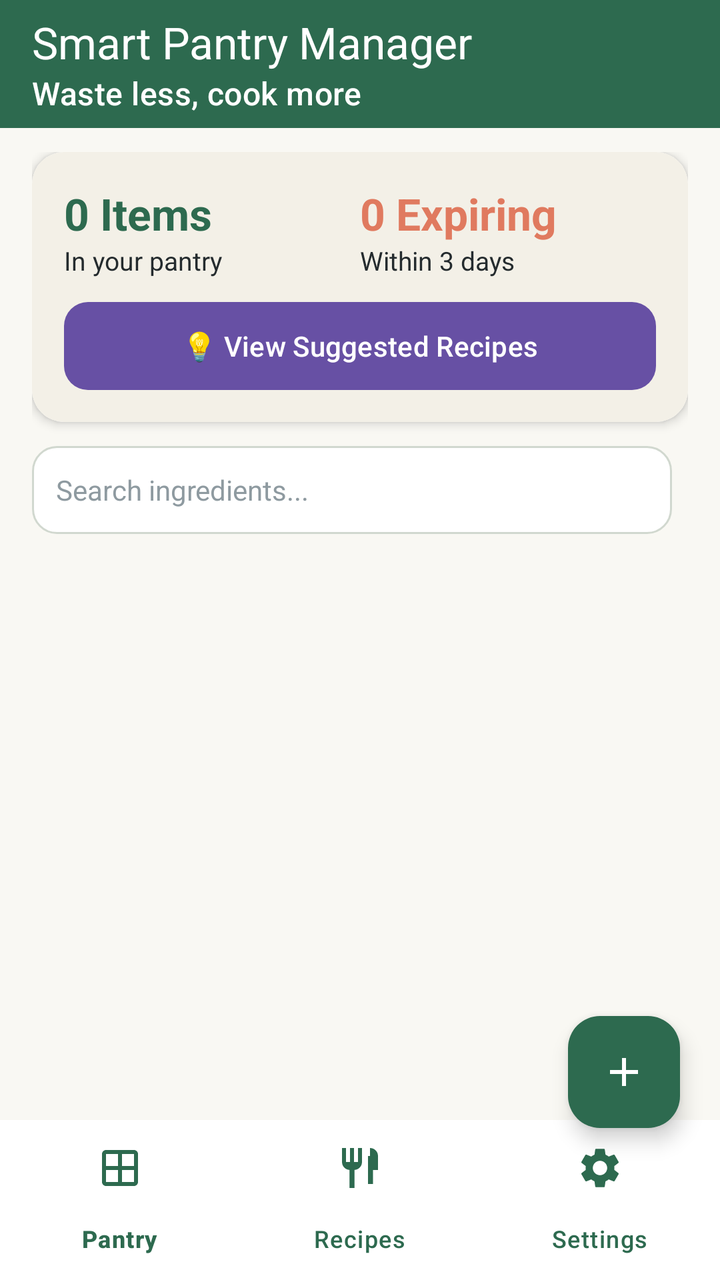
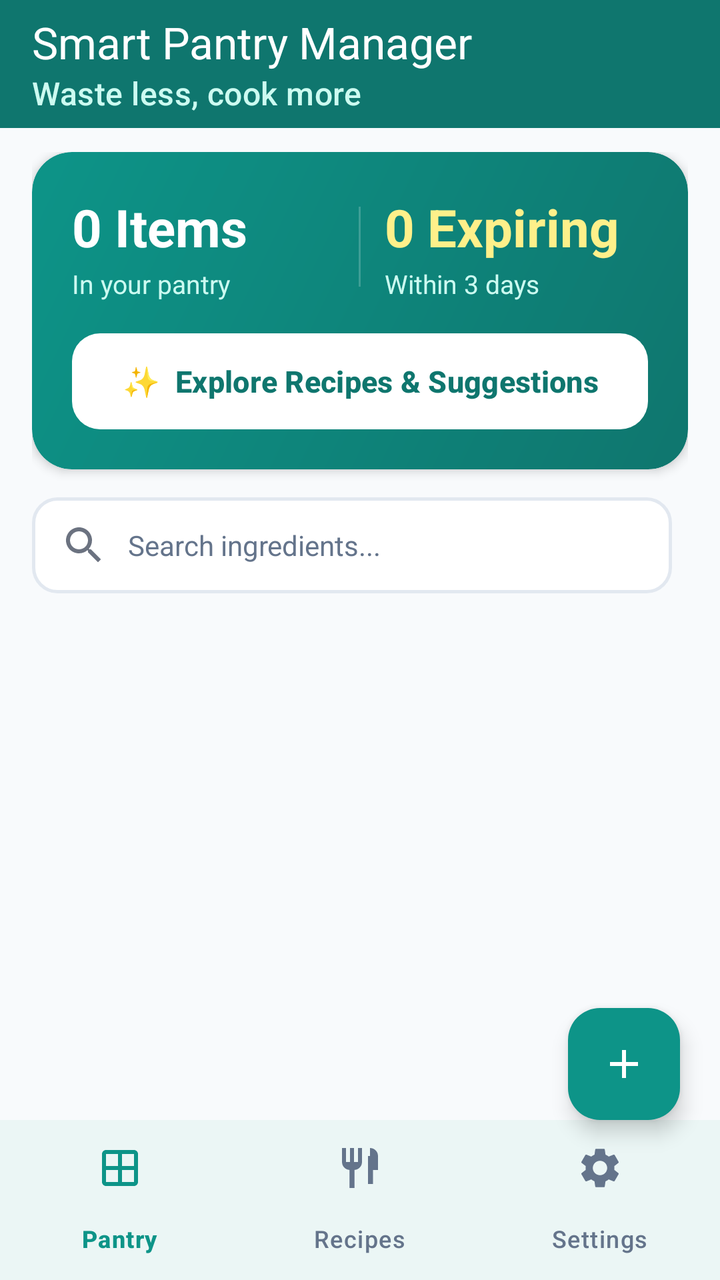

The first picture is an Android layout as it rendered before a commit; the second is the same layout after the commit. The layout source and the unified diff follow.
<!-- AndroidManifest.xml: application theme Theme.SmartPantryManager -->
<!-- res/layout/activity_main.xml -->
<?xml version="1.0" encoding="utf-8"?>
<androidx.coordinatorlayout.widget.CoordinatorLayout xmlns:android="http://schemas.android.com/apk/res/android"
    xmlns:app="http://schemas.android.com/apk/res-auto"
    xmlns:tools="http://schemas.android.com/tools"
    android:id="@+id/main"
    android:layout_width="match_parent"
    android:layout_height="match_parent"
    android:background="@color/cream">

    <LinearLayout
        android:layout_width="match_parent"
        android:layout_height="match_parent"
        android:orientation="vertical">

        
        <androidx.appcompat.widget.Toolbar
            android:id="@+id/toolbar"
            android:layout_width="match_parent"
            android:layout_height="wrap_content"
            android:background="@color/forest_green"
            android:theme="@style/ThemeOverlay.AppCompat.Dark.ActionBar"
            app:title="Smart Pantry Manager"
            app:subtitle="Waste less, cook more" />

        
        <FrameLayout
            android:layout_width="match_parent"
            android:layout_height="0dp"
            android:layout_weight="1">

            <LinearLayout
                android:layout_width="match_parent"
                android:layout_height="match_parent"
                android:orientation="vertical"
                android:paddingStart="16dp"
                android:paddingEnd="16dp"
                android:paddingTop="12dp">

                
                <androidx.cardview.widget.CardView
                    android:layout_width="match_parent"
                    android:layout_height="wrap_content"
                    android:layout_marginBottom="12dp"
                    app:cardCornerRadius="16dp"
                    app:cardElevation="3dp">

                    <LinearLayout
                        android:layout_width="match_parent"
                        android:layout_height="wrap_content"
                        android:background="@drawable/bg_card"
                        android:orientation="vertical"
                        android:padding="16dp">

                        <LinearLayout
                            android:layout_width="match_parent"
                            android:layout_height="wrap_content"
                            android:orientation="horizontal">

                            <LinearLayout
                                android:layout_width="0dp"
                                android:layout_height="wrap_content"
                                android:layout_weight="1"
                                android:orientation="vertical">

                                <TextView
                                    android:id="@+id/totalItemsCountText"
                                    android:layout_width="wrap_content"
                                    android:layout_height="wrap_content"
                                    android:text="0 Items"
                                    android:textColor="@color/forest_green"
                                    android:textSize="22sp"
                                    android:textStyle="bold" />

                                <TextView
                                    android:layout_width="wrap_content"
                                    android:layout_height="wrap_content"
                                    android:text="In your pantry"
                                    android:textColor="@color/charcoal"
                                    android:textSize="13sp" />
                            </LinearLayout>

                            <LinearLayout
                                android:layout_width="0dp"
                                android:layout_height="wrap_content"
                                android:layout_weight="1"
                                android:orientation="vertical">

                                <TextView
                                    android:id="@+id/expiringCountText"
                                    android:layout_width="wrap_content"
                                    android:layout_height="wrap_content"
                                    android:text="0 Expiring"
                                    android:textColor="@color/amber"
                                    android:textSize="22sp"
                                    android:textStyle="bold" />

                                <TextView
                                    android:layout_width="wrap_content"
                                    android:layout_height="wrap_content"
                                    android:text="Within 3 days"
                                    android:textColor="@color/charcoal"
                                    android:textSize="13sp" />
                            </LinearLayout>
                        </LinearLayout>

                        
                        <Button
                            android:id="@+id/btnViewSuggestedRecipes"
                            android:layout_width="match_parent"
                            android:layout_height="44dp"
                            android:layout_marginTop="12dp"
                            android:background="@drawable/bg_button_primary"
                            android:text="💡 View Suggested Recipes"
                            android:textAllCaps="false"
                            android:textColor="@color/white"
                            android:textSize="14sp" />
                    </LinearLayout>
                </androidx.cardview.widget.CardView>

                
                <LinearLayout
                    android:layout_width="match_parent"
                    android:layout_height="wrap_content"
                    android:layout_marginBottom="8dp"
                    android:gravity="center_vertical"
                    android:orientation="horizontal">

                    <EditText
                        android:id="@+id/searchInput"
                        android:layout_width="0dp"
                        android:layout_height="44dp"
                        android:layout_weight="1"
                        android:background="@drawable/bg_input"
                        android:hint="Search ingredients..."
                        android:imeOptions="actionDone"
                        android:inputType="text"
                        android:maxLines="1"
                        android:paddingStart="12dp"
                        android:paddingEnd="12dp"
                        android:textColor="@color/charcoal"
                        android:textColorHint="#8E9AA0"
                        android:textSize="14sp" />

                    <Spinner
                        android:id="@+id/sortSpinner"
                        android:layout_width="wrap_content"
                        android:layout_height="44dp"
                        android:layout_marginStart="8dp"
                        android:background="@drawable/bg_input"
                        android:paddingStart="8dp"
                        android:paddingEnd="8dp" />
                </LinearLayout>

                
                <TextView
                    android:id="@+id/emptyPantryView"
                    android:layout_width="match_parent"
                    android:layout_height="wrap_content"
                    android:layout_marginTop="32dp"
                    android:background="@drawable/bg_card"
                    android:gravity="center"
                    android:lineSpacingExtra="6dp"
                    android:padding="28dp"
                    android:text="Your pantry is currently empty.\n\nTap the '+' button below to add ingredients you have at home!"
                    android:textColor="@color/charcoal"
                    android:textSize="15sp"
                    android:visibility="gone" />

                
                <androidx.recyclerview.widget.RecyclerView
                    android:id="@+id/pantryRecyclerView"
                    android:layout_width="match_parent"
                    android:layout_height="match_parent"
                    android:clipToPadding="false"
                    android:paddingBottom="72dp" />

            </LinearLayout>

        </FrameLayout>

        
        <com.google.android.material.bottomnavigation.BottomNavigationView
            android:id="@+id/bottomNavigationView"
            android:layout_width="match_parent"
            android:layout_height="wrap_content"
            android:background="@color/white"
            app:itemIconTint="@color/forest_green"
            app:itemTextColor="@color/forest_green"
            app:menu="@menu/bottom_nav_menu" />

    </LinearLayout>

    
    <com.google.android.material.floatingactionbutton.FloatingActionButton
        android:id="@+id/fabAddIngredient"
        android:layout_width="wrap_content"
        android:layout_height="wrap_content"
        android:layout_gravity="bottom|end"
        android:layout_marginEnd="20dp"
        android:layout_marginBottom="76dp"
        android:contentDescription="Add Ingredient"
        app:backgroundTint="@color/forest_green"
        app:srcCompat="@drawable/ic_add"
        app:tint="@color/white" />

</androidx.coordinatorlayout.widget.CoordinatorLayout>
<!-- resources referenced by this layout -->
<resources>
  <color name="amber">#E07A5F</color>
  <color name="charcoal">#242B2E</color>
  <color name="cream">#F9F8F3</color>
  <color name="forest_green">#2D6A4F</color>
  <!-- drawable bg_button_primary (drawable) -->
  <?xml version="1.0" encoding="utf-8"?>
  <shape xmlns:android="http://schemas.android.com/apk/res/android" android:shape="rectangle">
      <solid android:color="@color/forest_green" />
      <corners android:radius="12dp" />
  </shape>
  <!-- drawable bg_card (drawable) -->
  <?xml version="1.0" encoding="utf-8"?>
  <shape xmlns:android="http://schemas.android.com/apk/res/android" android:shape="rectangle">
      <solid android:color="#F3F0E7" />
      <corners android:radius="16dp" />
  </shape>
  <!-- drawable bg_input (drawable) -->
  <?xml version="1.0" encoding="utf-8"?>
  <shape xmlns:android="http://schemas.android.com/apk/res/android" android:shape="rectangle">
      <solid android:color="#FFFFFF" />
      <corners android:radius="12dp" />
      <stroke android:width="1dp" android:color="#D1D8CF" />
  </shape>
  <style name="Base.Theme.SmartPantryManager" parent="Theme.Material3.DayNight.NoActionBar">
          
          
      </style>
  <!-- unchanged entries left out for length: 3 -->
</resources>

<!-- the commit's change to res/layout/activity_main.xml (unified diff, before → after) -->
@@ -5,7 +5,8 @@
     android:id="@+id/main"
     android:layout_width="match_parent"
     android:layout_height="match_parent"
-    android:background="@color/cream">
+    android:background="@color/app_background"
+    android:fitsSystemWindows="true">
 
     <LinearLayout
         android:layout_width="match_parent"
@@ -16,11 +17,14 @@
         <androidx.appcompat.widget.Toolbar
             android:id="@+id/toolbar"
             android:layout_width="match_parent"
-            android:layout_height="wrap_content"
-            android:background="@color/forest_green"
+            android:layout_height="?attr/actionBarSize"
+            android:background="@color/teal_primary_dark"
+            android:elevation="4dp"
             android:theme="@style/ThemeOverlay.AppCompat.Dark.ActionBar"
+            app:subtitle="Waste less, cook more"
+            app:subtitleTextColor="#CCFBF1"
             app:title="Smart Pantry Manager"
-            app:subtitle="Waste less, cook more" />
+            app:titleTextColor="@color/white" />
 
         
         <FrameLayout
@@ -32,30 +36,31 @@
                 android:layout_width="match_parent"
                 android:layout_height="match_parent"
                 android:orientation="vertical"
-                android:paddingStart="16dp"
-                android:paddingEnd="16dp"
+                android:paddingHorizontal="16dp"
                 android:paddingTop="12dp">
 
                 
                 <androidx.cardview.widget.CardView
                     android:layout_width="match_parent"
                     android:layout_height="wrap_content"
-                    android:layout_marginBottom="12dp"
-                    app:cardCornerRadius="16dp"
+                    android:layout_marginBottom="14dp"
+                    app:cardCornerRadius="20dp"
                     app:cardElevation="3dp">
 
                     <LinearLayout
                         android:layout_width="match_parent"
                         android:layout_height="wrap_content"
-                        android:background="@drawable/bg_card"
+                        android:background="@drawable/bg_hero_card"
                         android:orientation="vertical"
-                        android:padding="16dp">
+                        android:padding="20dp">
 
                         <LinearLayout
                             android:layout_width="match_parent"
                             android:layout_height="wrap_content"
+                            android:gravity="center_vertical"
                             android:orientation="horizontal">
 
+                            
                             <LinearLayout
                                 android:layout_width="0dp"
                                 android:layout_height="wrap_content"
@@ -67,18 +72,26 @@
                                     android:layout_width="wrap_content"
                                     android:layout_height="wrap_content"
                                     android:text="0 Items"
-                                    android:textColor="@color/forest_green"
-                                    android:textSize="22sp"
+                                    android:textColor="@color/white"
+                                    android:textSize="26sp"
                                     android:textStyle="bold" />
 
                                 <TextView
                                     android:layout_width="wrap_content"
                                     android:layout_height="wrap_content"
+                                    android:layout_marginTop="2dp"
                                     android:text="In your pantry"
-                                    android:textColor="@color/charcoal"
+                                    android:textColor="#CCFBF1"
                                     android:textSize="13sp" />
                             </LinearLayout>
 
+                            <View
+                                android:layout_width="1dp"
+                                android:layout_height="40dp"
+                                android:layout_marginHorizontal="12dp"
+                                android:background="#33FFFFFF" />
+
+                            
                             <LinearLayout
                                 android:layout_width="0dp"
                                 android:layout_height="wrap_content"
@@ -90,15 +103,16 @@
                                     android:layout_width="wrap_content"
                                     android:layout_height="wrap_content"
                                     android:text="0 Expiring"
-                                    android:textColor="@color/amber"
-                                    android:textSize="22sp"
+                                    android:textColor="#FEF08A"
+                                    android:textSize="26sp"
                                     android:textStyle="bold" />
 
                                 <TextView
                                     android:layout_width="wrap_content"
                                     android:layout_height="wrap_content"
+                                    android:layout_marginTop="2dp"
                                     android:text="Within 3 days"
-                                    android:textColor="@color/charcoal"
+                                    android:textColor="#CCFBF1"
                                     android:textSize="13sp" />
                             </LinearLayout>
                         </LinearLayout>
@@ -107,13 +121,16 @@
                         <Button
                             android:id="@+id/btnViewSuggestedRecipes"
                             android:layout_width="match_parent"
-                            android:layout_height="44dp"
-                            android:layout_marginTop="12dp"
-                            android:background="@drawable/bg_button_primary"
-                            android:text="💡 View Suggested Recipes"
+                            android:layout_height="48dp"
+                            android:layout_marginTop="16dp"
+                            android:background="@drawable/bg_button_white"
+                            android:stateListAnimator="@null"
+                            android:text="✨  Explore Recipes &amp; Suggestions"
                             android:textAllCaps="false"
-                            android:textColor="@color/white"
-                            android:textSize="14sp" />
+                            android:textColor="@color/teal_primary_dark"
+                            android:textSize="15sp"
+                            android:textStyle="bold"
+                            app:backgroundTint="@null" />
                     </LinearLayout>
                 </androidx.cardview.widget.CardView>
 
@@ -121,50 +138,66 @@
                 <LinearLayout
                     android:layout_width="match_parent"
                     android:layout_height="wrap_content"
-                    android:layout_marginBottom="8dp"
+                    android:layout_marginBottom="12dp"
                     android:gravity="center_vertical"
                     android:orientation="horizontal">
 
                     <EditText
                         android:id="@+id/searchInput"
                         android:layout_width="0dp"
-                        android:layout_height="44dp"
+                        android:layout_height="48dp"
                         android:layout_weight="1"
-                        android:background="@drawable/bg_input"
+                        android:background="@drawable/bg_input_rounded"
+                        android:drawableStart="@drawable/ic_search"
+                        android:drawablePadding="10dp"
                         android:hint="Search ingredients..."
                         android:imeOptions="actionDone"
                         android:inputType="text"
                         android:maxLines="1"
-                        android:paddingStart="12dp"
-                        android:paddingEnd="12dp"
-                        android:textColor="@color/charcoal"
-                        android:textColorHint="#8E9AA0"
+                        android:paddingHorizontal="14dp"
+                        android:textColor="@color/text_primary"
+                        android:textColorHint="@color/text_muted"
                         android:textSize="14sp" />
 
                     <Spinner
                         android:id="@+id/sortSpinner"
                         android:layout_width="wrap_content"
-                        android:layout_height="44dp"
+                        android:layout_height="48dp"
                         android:layout_marginStart="8dp"
-                        android:background="@drawable/bg_input"
-                        android:paddingStart="8dp"
-                        android:paddingEnd="8dp" />
+                        android:background="@drawable/bg_input_rounded"
+                        android:paddingHorizontal="10dp" />
                 </LinearLayout>
 
                 
-                <TextView
-                    android:id="@+id/emptyPantryView"
+                <LinearLayout
+                    android:id="@+id/emptyPantryContainer"
                     android:layout_width="match_parent"
                     android:layout_height="wrap_content"
-                    android:layout_marginTop="32dp"
-                    android:background="@drawable/bg_card"
+                    android:layout_marginTop="24dp"
+                    android:background="@drawable/bg_card_surface"
                     android:gravity="center"
-                    android:lineSpacingExtra="6dp"
-                    android:padding="28dp"
-                    android:text="Your pantry is currently empty.\n\nTap the '+' button below to add ingredients you have at home!"
-                    android:textColor="@color/charcoal"
-                    android:textSize="15sp"
-                    android:visibility="gone" />
+                    android:orientation="vertical"
+                    android:padding="32dp"
+                    android:visibility="gone">
+
+                    <ImageView
+                        android:layout_width="72dp"
+                        android:layout_height="72dp"
+                        android:contentDescription="Empty pantry"
+                        android:src="@drawable/ic_cooking_pot"
+                        app:tint="@color/teal_primary" />
+
+                    <TextView
+                        android:id="@+id/emptyPantryView"
+                        android:layout_width="wrap_content"
+                        android:layout_height="wrap_content"
+                        android:layout_marginTop="16dp"
+                        android:gravity="center"
+                        android:lineSpacingExtra="4dp"
+                        android:text="Your pantry is currently empty.\nTap '+' below to add your first ingredient!"
+                        android:textColor="@color/text_primary"
+                        android:textSize="15sp" />
+                </LinearLayout>
 
                 
                 <androidx.recyclerview.widget.RecyclerView
@@ -172,7 +205,7 @@
                     android:layout_width="match_parent"
                     android:layout_height="match_parent"
                     android:clipToPadding="false"
-                    android:paddingBottom="72dp" />
+                    android:paddingBottom="84dp" />
 
             </LinearLayout>
 
@@ -184,8 +217,10 @@
             android:layout_width="match_parent"
             android:layout_height="wrap_content"
             android:background="@color/white"
-            app:itemIconTint="@color/forest_green"
-            app:itemTextColor="@color/forest_green"
+            android:elevation="8dp"
+            app:itemActiveIndicatorStyle="@style/Widget.Material3.BottomNavigationView.ActiveIndicator"
+            app:itemIconTint="@color/nav_item_color"
+            app:itemTextColor="@color/nav_item_color"
             app:menu="@menu/bottom_nav_menu" />
 
     </LinearLayout>
@@ -197,9 +232,10 @@
         android:layout_height="wrap_content"
         android:layout_gravity="bottom|end"
         android:layout_marginEnd="20dp"
-        android:layout_marginBottom="76dp"
+        android:layout_marginBottom="80dp"
         android:contentDescription="Add Ingredient"
-        app:backgroundTint="@color/forest_green"
+        app:backgroundTint="@color/teal_primary"
+        app:elevation="6dp"
         app:srcCompat="@drawable/ic_add"
         app:tint="@color/white" />
 
<!-- resource entries referenced after the edit -->
@@ -1,32 +1,104 @@
 <!-- resources referenced by this layout -->
 <resources>
-  <color name="amber">#E07A5F</color>
-  <color name="charcoal">#242B2E</color>
-  <color name="cream">#F9F8F3</color>
-  <color name="forest_green">#2D6A4F</color>
-  <!-- drawable bg_button_primary (drawable) -->
+  <color name="app_background">#F8FAFC</color>
+  <color name="teal_primary">#0D9488</color>
+  <color name="teal_primary_dark">#0F766E</color>
+  <color name="text_muted">#64748B</color>
+  <color name="text_primary">#0F172A</color>
+  <!-- drawable bg_button_white (drawable) -->
   <?xml version="1.0" encoding="utf-8"?>
-  <shape xmlns:android="http://schemas.android.com/apk/res/android" android:shape="rectangle">
-      <solid android:color="@color/forest_green" />
+  <ripple xmlns:android="http://schemas.android.com/apk/res/android"
+      android:color="#200F766E">
+      <item>
+          <shape android:shape="rectangle">
+              <solid android:color="@color/white" />
+              <corners android:radius="14dp" />
+          </shape>
+      </item>
+  </ripple>
+  <!-- drawable bg_card_surface (drawable) -->
+  <?xml version="1.0" encoding="utf-8"?>
+  <shape xmlns:android="http://schemas.android.com/apk/res/android"
+      android:shape="rectangle">
+      <solid android:color="#FFFFFF" />
+      <corners android:radius="16dp" />
+      <stroke
+          android:width="1dp"
+          android:color="#E5E7EB" />
+  </shape>
+  <!-- drawable bg_hero_card (drawable) -->
+  <?xml version="1.0" encoding="utf-8"?>
+  <shape xmlns:android="http://schemas.android.com/apk/res/android"
+      android:shape="rectangle">
+      <gradient
+          android:angle="135"
+          android:endColor="#0D9488"
+          android:startColor="#0F766E" />
+      <corners android:radius="20dp" />
+  </shape>
+  <!-- drawable bg_input_rounded (drawable) -->
+  <?xml version="1.0" encoding="utf-8"?>
+  <shape xmlns:android="http://schemas.android.com/apk/res/android"
+      android:shape="rectangle">
+      <solid android:color="@color/white" />
+      <stroke
+          android:width="1.5dp"
+          android:color="@color/border_subtle" />
       <corners android:radius="12dp" />
   </shape>
-  <!-- drawable bg_card (drawable) -->
-  <?xml version="1.0" encoding="utf-8"?>
-  <shape xmlns:android="http://schemas.android.com/apk/res/android" android:shape="rectangle">
-      <solid android:color="#F3F0E7" />
-      <corners android:radius="16dp" />
-  </shape>
-  <!-- drawable bg_input (drawable) -->
-  <?xml version="1.0" encoding="utf-8"?>
-  <shape xmlns:android="http://schemas.android.com/apk/res/android" android:shape="rectangle">
-      <solid android:color="#FFFFFF" />
-      <corners android:radius="12dp" />
-      <stroke android:width="1dp" android:color="#D1D8CF" />
-  </shape>
+  <!-- drawable ic_cooking_pot (drawable) -->
+  <vector xmlns:android="http://schemas.android.com/apk/res/android"
+      android:width="64dp"
+      android:height="64dp"
+      android:viewportWidth="24"
+      android:viewportHeight="24">
+      
+      <path
+          android:fillColor="@color/teal_primary"
+          android:pathData="M2,10h20v2c0,4.42 -3.58,8 -8,8h-4c-4.42,0 -8,-3.58 -8,-8v-2zM19,8V6c0,-1.1 -0.9,-2 -2,-2h-2V2h-2v2h-2V2H9v2H7c-1.1,0 -2,0.9 -2,2v2h14zM4,10v2c0,3.31 2.69,6 6,6h4c3.31,0 6,-2.69 6,-6v-2H4z"/>
+  </vector>
+  <!-- drawable ic_search (drawable) -->
+  <vector xmlns:android="http://schemas.android.com/apk/res/android"
+      android:width="24dp"
+      android:height="24dp"
+      android:viewportWidth="24"
+      android:viewportHeight="24">
+    <path
+        android:fillColor="#FF6B7280"
+        android:pathData="M15.5,14h-0.79l-0.28,-0.27C15.41,12.59 16,11.11 16,9.5 16,5.91 13.09,3 9.5,3S3,5.91 3,9.5 5.91,16 9.5,16c1.61,0 3.09,-0.59 4.23,-1.57l0.27,0.28v0.79l5,4.99L20.49,19l-4.99,-5zM9.5,14C7.01,14 5,11.99 5,9.5S7.01,5 9.5,5 14,7.01 14,9.5 11.99,14 9.5,14z"/>
+  </vector>
+  <color name="border_subtle">#E2E8F0</color>
   <style name="Base.Theme.SmartPantryManager" parent="Theme.Material3.DayNight.NoActionBar">
           
+          <item name="colorPrimary">@color/teal_primary</item>
+          <item name="colorOnPrimary">@color/white</item>
+          <item name="colorPrimaryContainer">@color/teal_container</item>
+          <item name="colorOnPrimaryContainer">@color/teal_on_container</item>
+  
+          <item name="colorSecondary">@color/accent_amber</item>
+          <item name="colorOnSecondary">@color/white</item>
+          <item name="colorSecondaryContainer">@color/accent_amber_bg</item>
+          <item name="colorOnSecondaryContainer">@color/accent_amber</item>
+  
+          <item name="colorSurface">@color/card_surface</item>
+          <item name="colorOnSurface">@color/text_primary</item>
+          <item name="colorSurfaceVariant">@color/teal_light_bg</item>
+          <item name="colorOnSurfaceVariant">@color/text_secondary</item>
+  
           
+          <item name="android:statusBarColor">@color/teal_primary_dark</item>
+          <item name="android:windowLightStatusBar">false</item>
+          <item name="android:windowBackground">@color/app_background</item>
+          <item name="android:navigationBarColor">@color/white</item>
+          <item name="android:windowLightNavigationBar" tools:targetApi="o_mr1">true</item>
       </style>
+  <color name="teal_container">#CCFBF1</color>
+  <color name="teal_on_container">#134E4A</color>
+  <color name="accent_amber">#D97706</color>
+  <color name="accent_amber_bg">#FEF3C7</color>
+  <color name="card_surface">#FFFFFF</color>
+  <color name="teal_light_bg">#F0FDFA</color>
+  <color name="text_secondary">#334155</color>
   <!-- unchanged entries left out for length: 3 -->
 </resources>
 
